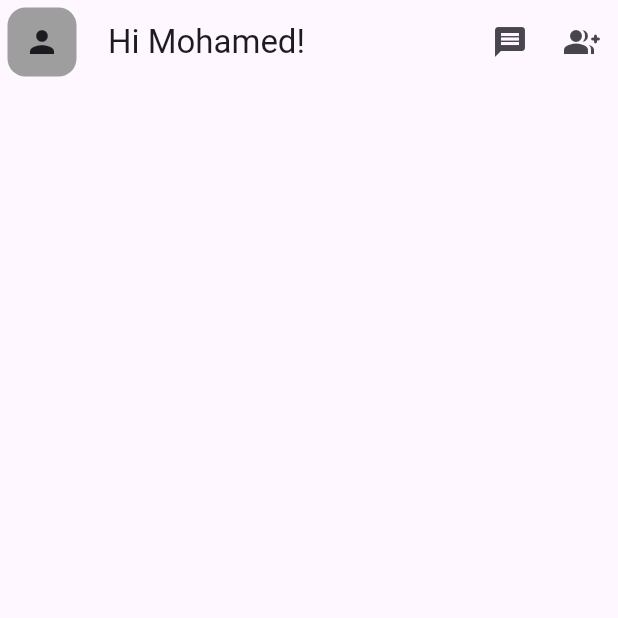
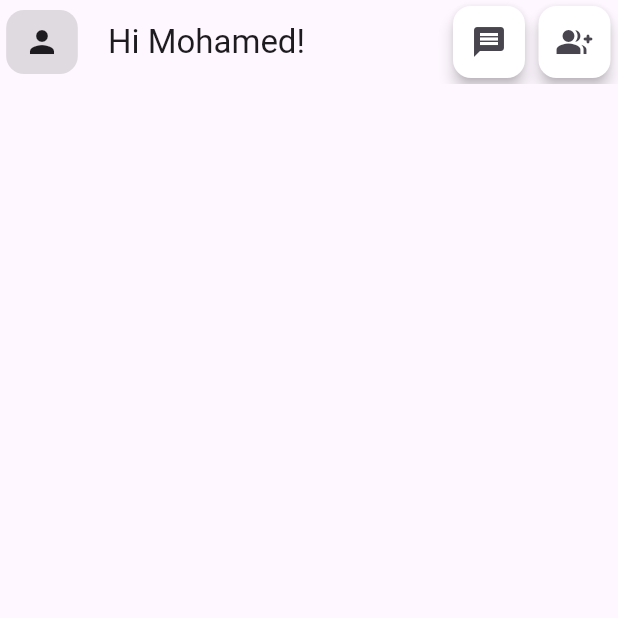
Before and after one commit to mohamedmahmoud95/Google-solution-challenge-2024, a Flutter app: the screen it shows after launch, on a phone screen of 412 x 824 dp, the top half of it. Run offline on Flutter 3.47's test engine with Material 3 defaults, Android fonts, the phone set to English and light mode, and no system bars.

Commit message:
first commit

```diff
--- /dev/null
+++ b/lib/features/home/data/data_sources/home_data_source.dart
@@ -0,0 +1 @@
+abstract class HomeDataSource{}
--- /dev/null
+++ b/lib/features/home/data/repositories/home_data_repo.dart
@@ -0,0 +1,3 @@
+class HomeDataRepo{
+
+}
--- /dev/null
+++ b/lib/features/home/domain/repositories/home_domain_repo.dart
@@ -0,0 +1 @@
+class HomeDomainRepo {}
--- /dev/null
+++ b/lib/features/home/domain/use_cases/home_use_case.dart
@@ -0,0 +1 @@
+class HomeUseCase {}
--- a/lib/features/home/presentation/pages/home_screen.dart
+++ b/lib/features/home/presentation/pages/home_screen.dart
@@ -5,34 +5,66 @@ class HomeScreen extends StatelessWidget {
 
   @override
   Widget build(BuildContext context) {
+    double screenWidth = MediaQuery.of(context).size.width;
+    double screenHeight = MediaQuery.of(context).size.height;
+
     return Scaffold(
       body: CustomScrollView(
         slivers: [
           SliverAppBar(
+            elevation: 10,
             leading: Container(
               decoration: const BoxDecoration(
                 borderRadius: BorderRadius.all(Radius.circular(12)),
-                color: Colors.grey,
+                color: Colors.black12,
               ),
-              margin: const EdgeInsets.symmetric(horizontal: 5, vertical: 5),
+              margin: EdgeInsets.symmetric(
+                  horizontal: screenWidth * .01, vertical: screenHeight * .008),
               child: const Icon(Icons.person),
             ),
             title: const Text(
               "Hi Mohamed!",
             ),
             actions: [
-              IconButton(onPressed: () {}, icon: const Icon(Icons.message)),
-              IconButton(
-                  onPressed: () {}, icon: const Icon(Icons.group_add_rounded)),
+              Card(
+                  color: Colors.white,
+                  elevation: 4,
+                  child: IconButton(
+                    focusColor: Colors.transparent,
+                    hoverColor: Colors.transparent,
+                    highlightColor: Colors.transparent,
+                    onPressed: () {},
+                    icon: const Icon(Icons.message),
+                  )),
+              Card(
+                  color: Colors.white,
+                  margin: const EdgeInsets.symmetric(horizontal: 5),
+                  elevation: 4,
+                  child: IconButton(
+                    focusColor: Colors.transparent,
+                    hoverColor: Colors.transparent,
+                    highlightColor: Colors.transparent,
+                    onPressed: () {},
+                    icon: const Icon(Icons.group_add_rounded),
+                  )),
             ],
           ),
           const SliverFillRemaining(
-            child: Column(
-              children: [
-
-              ],
+            child: SingleChildScrollView(
+              child: Column(
+                children: [],
+              ),
             ),
           )
+        ],
+      ),
+      bottomNavigationBar: BottomNavigationBar(
+        items: const [
+          BottomNavigationBarItem(icon: Icon(Icons.home),label: ""),
+          BottomNavigationBarItem(icon: Icon(Icons.category_outlined),label: ""),
+          BottomNavigationBarItem(icon: Icon(Icons.category_outlined),label: ""),
+          BottomNavigationBarItem(icon: Icon(Icons.category_outlined),label: ""),
+          BottomNavigationBarItem(icon: Icon(Icons.category_outlined),label: ""),
         ],
       ),
     );
```
Also changed, not shown: lib/features/home/presentation/manager/cubit.dart (added), lib/features/home/presentation/manager/states.dart (added).
